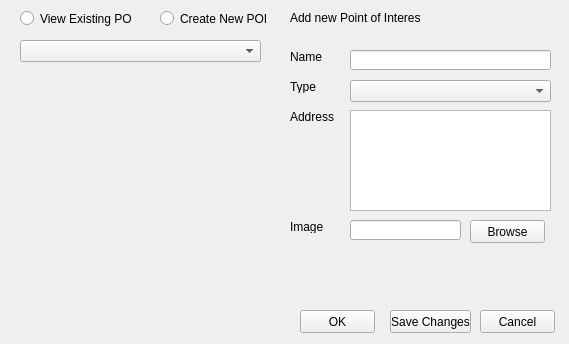
First picture: the form in project_cpp/poiwidget.ui, repository FerranGarcia/city-map, before the edit.
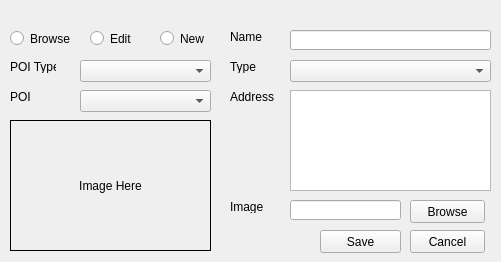
Second picture: the form after the edit.

What changed in the file:
```diff
--- a/project_cpp/poiwidget.ui
+++ b/project_cpp/poiwidget.ui
@@ -6,8 +6,8 @@
    <rect>
     <x>0</x>
     <y>0</y>
-    <width>569</width>
-    <height>344</height>
+    <width>501</width>
+    <height>262</height>
    </rect>
   </property>
   <property name="windowTitle">
@@ -16,8 +16,8 @@
   <widget class="QLineEdit" name="poiNameLieEdit">
    <property name="geometry">
     <rect>
-     <x>350</x>
-     <y>50</y>
+     <x>290</x>
+     <y>30</y>
      <width>201</width>
      <height>20</height>
     </rect>
@@ -26,8 +26,8 @@
   <widget class="QLabel" name="poiNameLabel">
    <property name="geometry">
     <rect>
-     <x>290</x>
-     <y>50</y>
+     <x>230</x>
+     <y>30</y>
      <width>46</width>
      <height>13</height>
     </rect>
@@ -39,8 +39,8 @@
   <widget class="QLabel" name="poiTypeLabel">
    <property name="geometry">
     <rect>
-     <x>290</x>
-     <y>80</y>
+     <x>230</x>
+     <y>60</y>
      <width>46</width>
      <height>13</height>
     </rect>
@@ -52,8 +52,8 @@
   <widget class="QComboBox" name="poiTypeComboBox">
    <property name="geometry">
     <rect>
-     <x>350</x>
-     <y>80</y>
+     <x>290</x>
+     <y>60</y>
      <width>201</width>
      <height>22</height>
     </rect>
@@ -62,8 +62,8 @@
   <widget class="QTextEdit" name="textEdit">
    <property name="geometry">
     <rect>
-     <x>350</x>
-     <y>110</y>
+     <x>290</x>
+     <y>90</y>
      <width>201</width>
      <height>101</height>
     </rect>
@@ -72,8 +72,8 @@
   <widget class="QLabel" name="label">
    <property name="geometry">
     <rect>
-     <x>290</x>
-     <y>110</y>
+     <x>230</x>
+     <y>90</y>
      <width>46</width>
      <height>13</height>
     </rect>
@@ -85,8 +85,8 @@
   <widget class="QLabel" name="label_2">
    <property name="geometry">
     <rect>
-     <x>290</x>
-     <y>220</y>
+     <x>230</x>
+     <y>200</y>
      <width>46</width>
      <height>13</height>
     </rect>
@@ -98,8 +98,8 @@
   <widget class="QPushButton" name="poiImageBrowseButton">
    <property name="geometry">
     <rect>
-     <x>470</x>
-     <y>220</y>
+     <x>410</x>
+     <y>200</y>
      <width>75</width>
      <height>23</height>
     </rect>
@@ -111,44 +111,18 @@
   <widget class="QLineEdit" name="poiImagePathLineEdit">
    <property name="geometry">
     <rect>
-     <x>350</x>
-     <y>220</y>
+     <x>290</x>
+     <y>200</y>
      <width>111</width>
      <height>20</height>
     </rect>
    </property>
   </widget>
-  <widget class="QLabel" name="label_3">
-   <property name="geometry">
-    <rect>
-     <x>290</x>
-     <y>10</y>
-     <width>131</width>
-     <height>16</height>
-    </rect>
-   </property>
-   <property name="text">
-    <string>Add new Point of Interest</string>
-   </property>
-  </widget>
-  <widget class="QPushButton" name="okButton">
-   <property name="geometry">
-    <rect>
-     <x>300</x>
-     <y>310</y>
-     <width>75</width>
-     <height>23</height>
-    </rect>
-   </property>
-   <property name="text">
-    <string>OK</string>
-   </property>
-  </widget>
   <widget class="QPushButton" name="cancelButton">
    <property name="geometry">
     <rect>
-     <x>480</x>
-     <y>310</y>
+     <x>410</x>
+     <y>230</y>
      <width>75</width>
      <height>23</height>
     </rect>
@@ -160,51 +134,119 @@
   <widget class="QPushButton" name="pushButton">
    <property name="geometry">
     <rect>
-     <x>390</x>
-     <y>310</y>
+     <x>320</x>
+     <y>230</y>
      <width>81</width>
      <height>23</height>
     </rect>
    </property>
    <property name="text">
-    <string>Save Changes</string>
+    <string>Save</string>
    </property>
   </widget>
   <widget class="QRadioButton" name="radioButton">
    <property name="geometry">
     <rect>
-     <x>20</x>
-     <y>10</y>
+     <x>10</x>
+     <y>30</y>
      <width>111</width>
      <height>17</height>
     </rect>
    </property>
    <property name="text">
-    <string>View Existing POI</string>
+    <string>Browse</string>
    </property>
   </widget>
-  <widget class="QRadioButton" name="radioButton_2">
+  <widget class="QRadioButton" name="editRadioButton">
+   <property name="geometry">
+    <rect>
+     <x>90</x>
+     <y>30</y>
+     <width>61</width>
+     <height>17</height>
+    </rect>
+   </property>
+   <property name="text">
+    <string>Edit</string>
+   </property>
+  </widget>
+  <widget class="QComboBox" name="poiComboBox">
+   <property name="geometry">
+    <rect>
+     <x>80</x>
+     <y>90</y>
+     <width>131</width>
+     <height>22</height>
+    </rect>
+   </property>
+  </widget>
+  <widget class="QComboBox" name="poiTypeViewComboBox">
+   <property name="geometry">
+    <rect>
+     <x>80</x>
+     <y>60</y>
+     <width>131</width>
+     <height>22</height>
+    </rect>
+   </property>
+  </widget>
+  <widget class="QLabel" name="label_4">
+   <property name="geometry">
+    <rect>
+     <x>10</x>
+     <y>60</y>
+     <width>46</width>
+     <height>13</height>
+    </rect>
+   </property>
+   <property name="text">
+    <string>POI Type</string>
+   </property>
+  </widget>
+  <widget class="QLabel" name="label_5">
+   <property name="geometry">
+    <rect>
+     <x>10</x>
+     <y>90</y>
+     <width>46</width>
+     <height>13</height>
+    </rect>
+   </property>
+   <property name="text">
+    <string>POI</string>
+   </property>
+  </widget>
+  <widget class="QRadioButton" name="newRadioButton">
    <property name="geometry">
     <rect>
      <x>160</x>
-     <y>10</y>
-     <width>111</width>
+     <y>30</y>
+     <width>82</width>
      <height>17</height>
     </rect>
    </property>
    <property name="text">
-    <string>Create New POI</string>
+    <string>New</string>
    </property>
   </widget>
-  <widget class="QComboBox" name="comboBox">
+  <widget class="QLabel" name="imageLabel">
    <property name="geometry">
     <rect>
-     <x>20</x>
-     <y>40</y>
-     <width>241</width>
-     <height>22</height>
+     <x>10</x>
+     <y>120</y>
+     <width>201</width>
+     <height>131</height>
     </rect>
    </property>
+   <property name="frameShape">
+    <enum>QFrame::Box</enum>
+   </property>
+   <property name="text">
+    <string>Image Here</string>
+   </property>
+   <property name="alignment">
+    <set>Qt::AlignCenter</set>
+   </property>
   </widget>
  </widget>
  <resources/>
```
Left out of the diff: 8 changed lines with no effect on the pictures.
